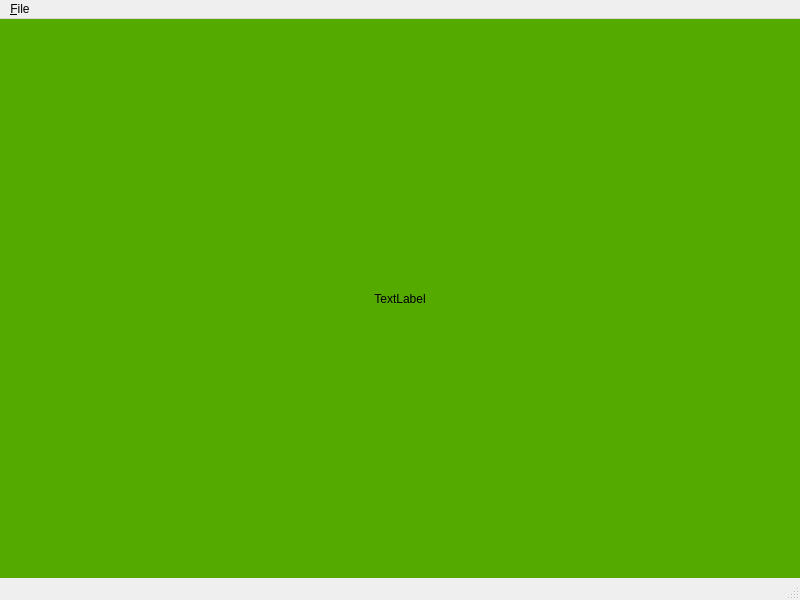
Zardoz89/qTrillekComputer, file src/gui/mainwindow.ui: the form before one commit.
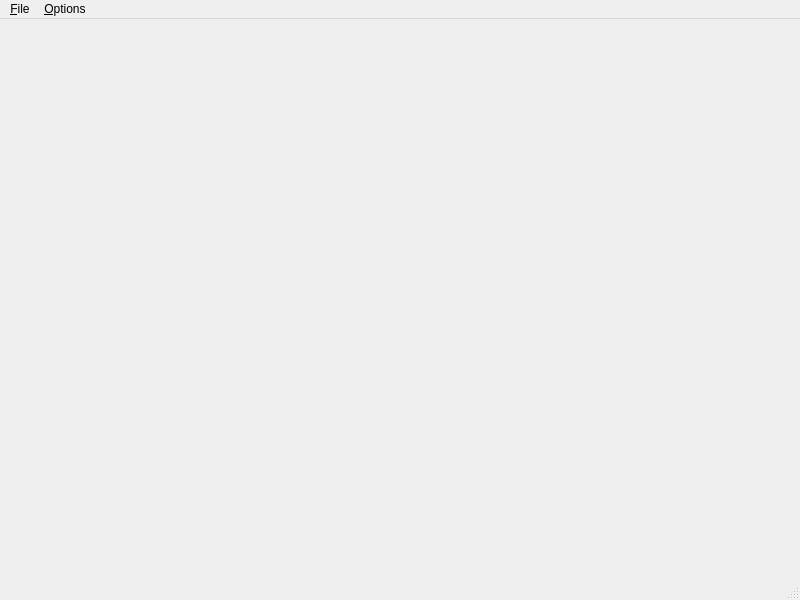
The form after the commit.

Commit message: Slot/Action to Open a ROM file

What changed in the file:
```diff
--- a/src/gui/mainwindow.ui
+++ b/src/gui/mainwindow.ui
@@ -14,6 +14,14 @@
    <string>MainWindow</string>
   </property>
   <widget class="QWidget" name="centralwidget">
+   <property name="geometry">
+    <rect>
+     <x>0</x>
+     <y>0</y>
+     <width>2</width>
+     <height>2</height>
+    </rect>
+   </property>
    <layout class="QGridLayout" name="gridLayout" rowstretch="0" columnstretch="0">
     <property name="leftMargin">
      <number>0</number>
@@ -30,31 +38,6 @@
     <property name="spacing">
      <number>0</number>
     </property>
-    <item row="0" column="0">
-     <widget class="QLabel" name="label">
-      <property name="sizePolicy">
-       <sizepolicy hsizetype="MinimumExpanding" vsizetype="MinimumExpanding">
-        <horstretch>1</horstretch>
-        <verstretch>1</verstretch>
-       </sizepolicy>
-      </property>
-      <property name="autoFillBackground">
-       <bool>false</bool>
-      </property>
-      <property name="styleSheet">
-       <string notr="true">background-color: rgb(85, 170, 0);</string>
-      </property>
-      <property name="text">
-       <string>TextLabel</string>
-      </property>
-      <property name="scaledContents">
-       <bool>true</bool>
-      </property>
-      <property name="alignment">
-       <set>Qt::AlignCenter</set>
-      </property>
-     </widget>
-    </item>
    </layout>
   </widget>
   <widget class="QMenuBar" name="menubar">
@@ -74,7 +57,13 @@
     <addaction name="separator"/>
     <addaction name="action_Exit"/>
    </widget>
+   <widget class="QMenu" name="menuOptions">
+    <property name="title">
+     <string>&amp;Options</string>
+    </property>
+   </widget>
    <addaction name="menu_File"/>
+   <addaction name="menuOptions"/>
   </widget>
   <widget class="QStatusBar" name="statusbar"/>
   <action name="action_Open_ROM_file">
@@ -88,6 +77,14 @@
    </property>
   </action>
  </widget>
+ <customwidgets>
+  <customwidget>
+   <class>MainWindow</class>
+   <extends>QWidget</extends>
+   <header>mainwindow.h</header>
+   <container>1</container>
+  </customwidget>
+ </customwidgets>
  <resources/>
  <connections/>
 </ui>
```
Left out of the diff: 49 changed lines with no effect on the pictures. The commit also changes 2 other files.
